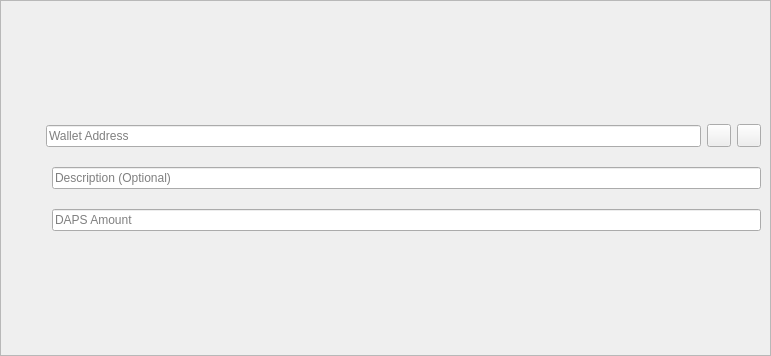
Before: the Qt Designer form src/qt/forms/sendcoinsentry.ui in pedrorv0106/DAPS, drawn with Qt 5.
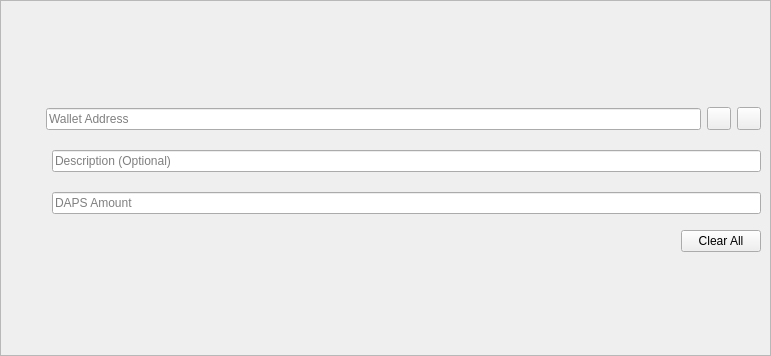
After: the same form once the commit is applied. Icons and pictures are not drawn. Custom widgets are drawn as their Qt base class.

Commit message: Add "Clear All" button to Send tab

Diff of the .ui file:
```diff
--- a/src/qt/forms/sendcoinsentry.ui
+++ b/src/qt/forms/sendcoinsentry.ui
@@ -169,6 +169,13 @@
         </item>
        </layout>
       </item>
+        <item alignment="Qt::AlignRight">
+         <widget class="QPushButton" name="clearAllButton">
+          <property name="text">
+           <string>Clear All</string>
+          </property>
+         </widget>
+        </item>
      </layout>
     </item>
    </layout>
```
Lines whose indentation alone changed are shown as unchanged. The commit also changes 2 other files.
